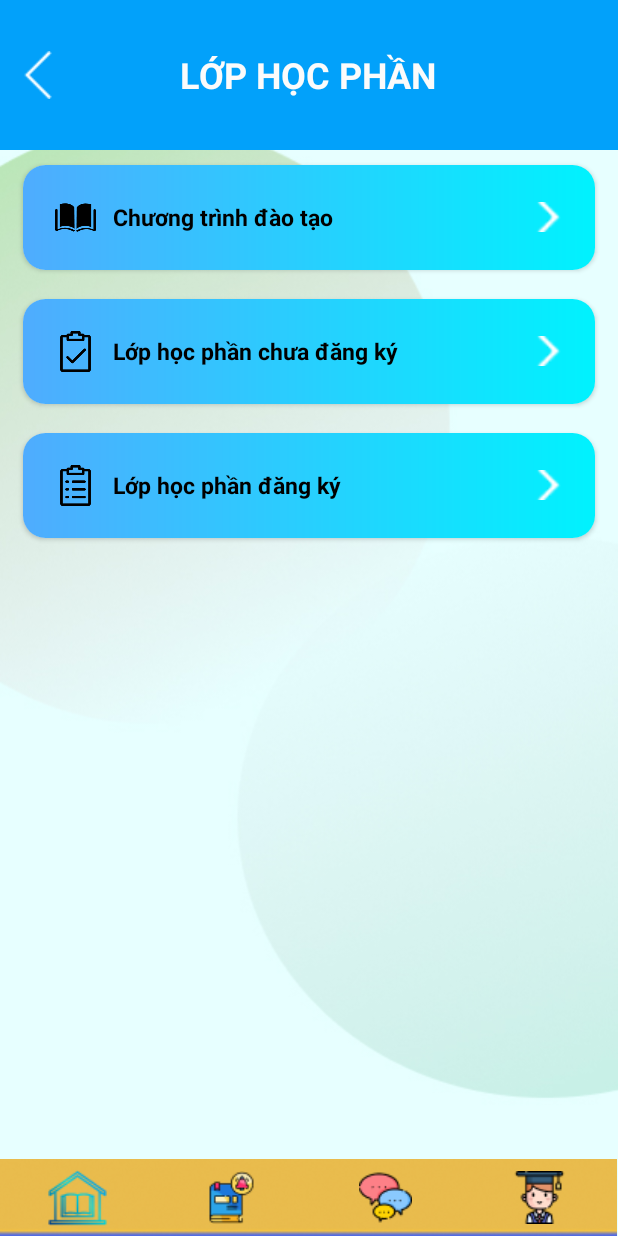
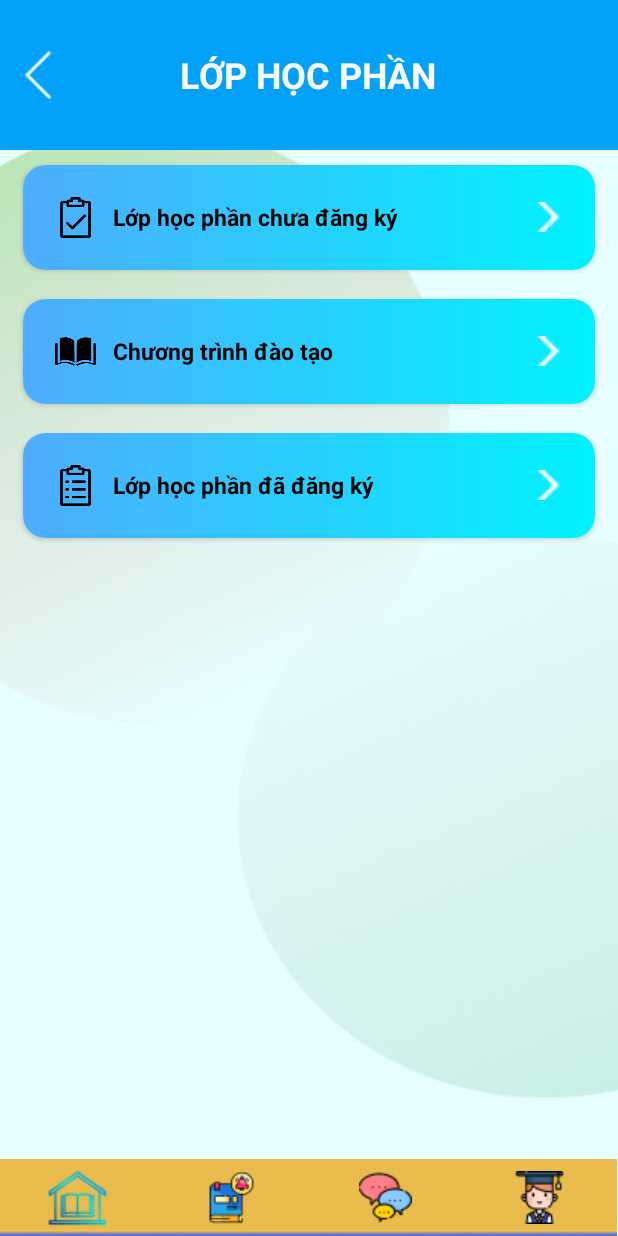
Before and after one commit to thanhducdz01/Teamdidong, an Android app: the homepage_Activity screen opened directly, with no data from a screen before it, after a tap on "Lớp Học Phần", on a phone screen of 412 x 824 dp. Run offline under Robolectric (Android 15) with nearby library versions, the phone set to English and light mode, and no system bars; our stand-ins replace Firebase (no records; nobody signed in at launch, a user with empty details on screens opened directly), Volley; network calls fail.

Commit message:
'KhangLHP/master'

```diff
--- a/app/src/main/AndroidManifest.xml
+++ b/app/src/main/AndroidManifest.xml
@@ -12,6 +12,9 @@
         android:supportsRtl="true"
         android:theme="@style/Theme.Team_Project"
         android:usesCleartextTraffic="true">
+        <activity
+            android:name=".ThongTinChiTietLhpActivity"
+            android:exported="false" />
         <activity
             android:name=".ChatModule.userList"
             android:exported="true" />
--- a/app/src/main/java/com/example/team_project/Forgot.java
+++ b/app/src/main/java/com/example/team_project/Forgot.java
@@ -29,7 +29,7 @@ public class Forgot extends AppCompatActivity {
 
     String forgot;
     EditText txtForgot;
-    String url = "http://192.168.0.103/Android_ute/forgot.php";
+    String url = "http://10.0.2.2:81/Android_ute/forgot.php";
 
     loadingdialog loading;
     @Override
--- a/app/src/main/java/com/example/team_project/LopHocPhan.java
+++ b/app/src/main/java/com/example/team_project/LopHocPhan.java
@@ -28,6 +28,7 @@ public class LopHocPhan extends AppCompatActivity {
     private Map<GroupObject,List<ItemObject>> listMap;
     private ExpandableAdapter adapter;
 
+    static String maSV;
 
     @Override
     protected void onCreate(Bundle savedInstanceState) {
@@ -37,6 +38,10 @@ public class LopHocPhan extends AppCompatActivity {
         setContentView(R.layout.activity_lop_hoc_phan);
         getSupportActionBar().hide();
 
+        if(maSV == null){
+            Intent intent = getIntent();
+            maSV = intent.getStringExtra("maSV");
+        }
         expandableListView = (ExpandableListView) findViewById(R.id.expand_listview);
         listMap = getListMap();
         groupObjects = new ArrayList<>(listMap.keySet());
@@ -50,7 +55,9 @@ public class LopHocPhan extends AppCompatActivity {
                 startActivity(intent);
             }
         });
+
         Ckick_child();
+
 
 
 
@@ -77,9 +84,10 @@ public class LopHocPhan extends AppCompatActivity {
                     return false;
                 }
 
-                Intent intent = new Intent(LopHocPhan.this, ThongTinChiTietLHP.class);
+                Intent intent = new Intent(LopHocPhan.this, ThongTinChiTietLhpActivity.class);
                 intent.putExtra("tenLHP",tenLHP);
                 intent.putExtra("tenCTLHP", tenCTLHP);
+                intent.putExtra("maSV", maSV);
                 startActivity(intent);
                 return false;
             }
@@ -94,7 +102,7 @@ public class LopHocPhan extends AppCompatActivity {
         Map<GroupObject, List<ItemObject>> objectListMap = new HashMap<>();
 
         GroupObject groupObject1 = new GroupObject(1,R.drawable.book_open,"Chương trình đào tạo");
-        GroupObject groupObject2 = new GroupObject(2,R.drawable.list_not,"Lớp học phần đăng ký");
+        GroupObject groupObject2 = new GroupObject(2,R.drawable.list_not,"Lớp học phần đã đăng ký");
         GroupObject groupObject3 = new GroupObject(3,R.drawable.list,"Lớp học phần chưa đăng ký");
 
 
--- a/app/src/main/java/com/example/team_project/MainActivity.java
+++ b/app/src/main/java/com/example/team_project/MainActivity.java
@@ -32,7 +32,7 @@ public class MainActivity extends AppCompatActivity {
 
     String MaSv, MatKhau;
     EditText txtMaSV, txtMatKhau;
-    String url = "http://192.168.0.103/Android_ute/login.php";
+    String url = "http://10.0.2.2:81/Android_ute/login.php";
     @Override
     protected void onCreate(Bundle savedInstanceState) {
         AppCompatDelegate.setDefaultNightMode(AppCompatDelegate.MODE_NIGHT_NO);
--- a/app/src/main/java/com/example/team_project/Mic_Login.java
+++ b/app/src/main/java/com/example/team_project/Mic_Login.java
@@ -29,7 +29,7 @@ public class Mic_Login extends AppCompatActivity {
 
     String Mail, MatKhau365;
     EditText txtMail, txtMatKhau365;
-    String url = "http://192.168.0.103/Android_ute/login_acc_microsoft.php";
+    String url = "http://10.0.2.2:81/Android_ute/login_acc_microsoft.php";
     @Override
     protected void onCreate(Bundle savedInstanceState) {
         super.onCreate(savedInstanceState);
--- a/app/src/main/java/com/example/team_project/NotificationModule/notification_Activity.java
+++ b/app/src/main/java/com/example/team_project/NotificationModule/notification_Activity.java
@@ -37,7 +37,7 @@ public class notification_Activity extends AppCompatActivity{
     ArrayList<notification> notificationArrayList;
     notificationAdapter notificationAdapter;
     RecyclerView recNotiview;
-    String url ="http://192.168.0.103/UTEapp/getNotification.php";
+    String url ="http://10.0.2.2:81/UTEapp/getNotification.php";
     void getView() {
         homepage = findViewById(R.id.img_button_homepage);
         btn_chatbox = findViewById(R.id.img_button_chatbox);
--- a/app/src/main/java/com/example/team_project/StudentProfileModule/student_information.java
+++ b/app/src/main/java/com/example/team_project/StudentProfileModule/student_information.java
@@ -60,8 +60,8 @@ public class student_information extends AppCompatActivity {
     TextView stuname,txt_msv,txt_khoa,txtlop,edtEmail,edtPhone,edtAddress,edtDate,edtGender;
     ImageButton btn_email,btn_phone,btn_add,btn_date,btn_gender;
     static String oldpas;
-    private static final String URLgetProfile= "http://192.168.0.103/UTEapp/getProfile.php";
-    private static final String URLupdateProfile= "http://192.168.0.103/UTEapp/updateInfo.php";
+    private static final String URLgetProfile= "http://10.0.2.2:81/UTEapp/getProfile.php";
+    private static final String URLupdateProfile= "http://10.0.2.2:81/UTEapp/updateInfo.php";
     private static final String EMAIL_PATTERN = "^[_A-Za-z0-9-\\+]+(\\.[_A-Za-z0-9-]+)*@"
             + "[A-Za-z0-9-]+(\\.[A-Za-z0-9]+)*(\\.[A-Za-z]{2,})$";
     void getView() {
--- a/app/src/main/java/com/example/team_project/ThoiKhoaBieu_Module/tkbieu_Activity.java
+++ b/app/src/main/java/com/example/team_project/ThoiKhoaBieu_Module/tkbieu_Activity.java
@@ -20,7 +20,7 @@ import java.util.ArrayList;
 public class tkbieu_Activity extends AppCompatActivity {
     RelativeLayout btn_t2,btn_t3,btn_t4,btn_t5,btn_t6,btn_t7;
     private ImageButton btn_back;
-    String urlGetData ="http://192.168.0.103/Didong/ketnoi.php";
+    String urlGetData ="http://10.0.2.2:81/Didong/ketnoi.php";
     RecyclerView LvTKB;
     ArrayList<tkb> arrayTKB;
     TKBAdapter adapter;
--- a/app/src/main/java/com/example/team_project/homepage_Activity.java
+++ b/app/src/main/java/com/example/team_project/homepage_Activity.java
@@ -61,7 +61,7 @@ public class homepage_Activity extends AppCompatActivity {
     static String maSV;
     static String DocumentID,tokenUser;
     static String studentName;
-    private static final String URLgetProfile= "http://192.168.0.103/UTEapp/getProfile.php";
+    private static final String URLgetProfile= "http://10.0.2.2:81/UTEapp/getProfile.php";
 
     void getView() {
         btn_info_student = findViewById(R.id.img_button_student);
@@ -127,6 +127,7 @@ public class homepage_Activity extends AppCompatActivity {
             @Override
             public void onClick(View view) {
                 Intent intent = new Intent(homepage_Activity.this, LopHocPhan.class);
+                intent.putExtra("maSV", maSV);
                 startActivity(intent);
             }
         });
--- a/app/src/main/res/layout/activity_thong_tin_chi_tiet_lhp.xml
+++ b/app/src/main/res/layout/activity_thong_tin_chi_tiet_lhp.xml
@@ -5,7 +5,7 @@
     android:layout_width="match_parent"
     android:layout_height="match_parent"
     android:background="@drawable/hoem_page"
-    tools:context=".ThongTinChiTietLHP"
+    tools:context=".ThongTinChiTietLhpActivity"
     >
 
 
@@ -13,7 +13,7 @@
     <RelativeLayout
         android:id="@+id/layout_body"
         android:layout_width="match_parent"
-        android:layout_height="550dp"
+        android:layout_height="680dp"
         android:layout_above="@+id/layout_bottom"
         >
 
```
Also changed, not shown: app/src/main/java/com/example/team_project/ThongTinChiTietLhpActivity.java (renamed from app/src/main/java/com/example/team_project/ThongTinChiTietLHP.java, +9 -5 lines), app/src/main/java/com/example/team_project/CTLHP_Adapter.java (indentation only).
